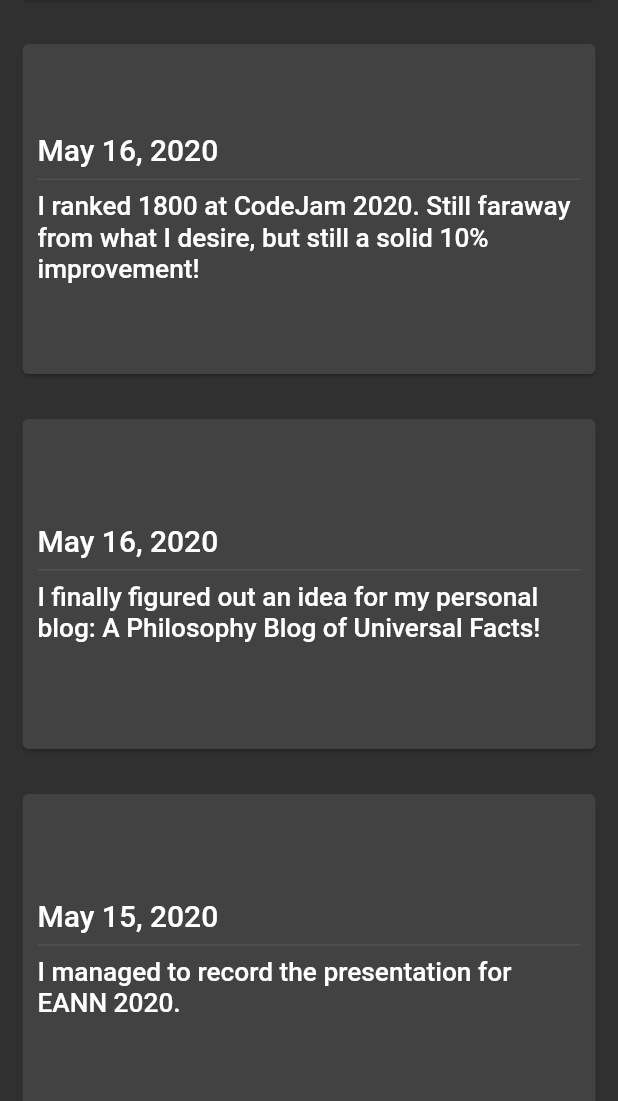
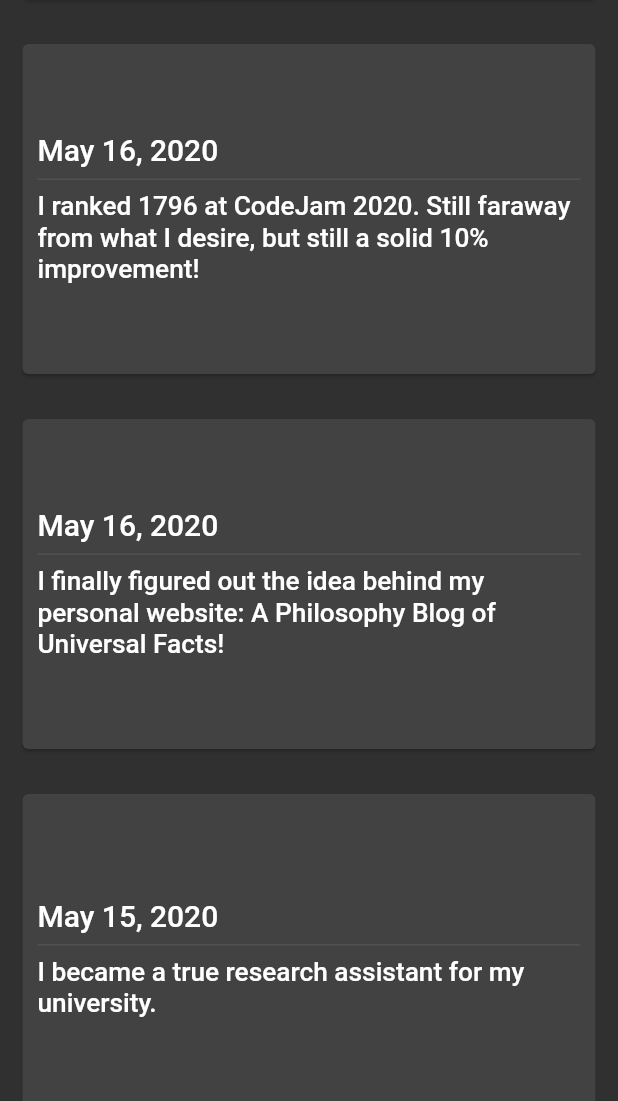
Before and after one commit to duckladydinh/duckladydinh.github.io, a Flutter app: the screen it shows after launch, scrolled down 1152 dp, after a tap on the "account circle" icon, on a phone screen of 412 x 824 dp, the part 135-1236 px from its top. Run offline on Flutter 3.47's test engine with Material 2 defaults, Android fonts, the light colour scheme and no system bars; our stand-ins replace carousel_slider.

Commit message:
update content and reformat

```diff
--- a/lib/api/models.dart
+++ b/lib/api/models.dart
@@ -1,18 +1,4 @@
 import 'package:flutter/material.dart';
-
-abstract class AppData {
-  String getAuthor();
-
-  String getAuthorDayTitle();
-
-  String getAuthorNightTitle();
-
-  List<Idiom> getIdioms();
-
-  List<Event> getEvents();
-
-  String getResumeLocation();
-}
 
 class Idiom {
   final Key key;
--- a/lib/api/providers.dart
+++ b/lib/api/providers.dart
@@ -1,4 +1,19 @@
+import 'package:duckladydinh/api/models.dart';
 import 'package:flutter/material.dart';
+
+abstract class DataProvider {
+  String getAuthor();
+
+  String getAuthorDayTitle();
+
+  String getAuthorNightTitle();
+
+  List<Idiom> getIdioms();
+
+  List<Event> getEvents();
+
+  String getResumeLocation();
+}
 
 class ThemeModeProvider with ChangeNotifier {
   ThemeMode _themeMode;
--- a/lib/data/manual_app_data.dart
+++ b/lib/data/manual_app_data.dart
@@ -1,6 +1,7 @@
 import 'package:duckladydinh/api/models.dart';
+import 'package:duckladydinh/api/providers.dart';
 
-class ManualAppData extends AppData {
+class ManualDataProvider extends DataProvider {
   @override
   String getAuthor() {
     return "Gia Thuan Lam";
@@ -28,7 +29,7 @@
 
   @override
   String getResumeLocation() {
-    return "/assets/static/Lam_Gia_Thuan_CV_3_0.pdf";
+    return "/assets/static/Lam_Gia_Thuan_CV_4_0.pdf";
   }
 }
 
@@ -67,7 +68,8 @@
   ),
   Event(
     date: DateTime(2020, 2, 9),
-    summary: "I thought of making a cute blog and tried my hands on React.",
+    summary:
+        "I thought of a personal website and tried my hands on React + Bulma.",
     story: null,
   ),
   Event(
@@ -87,16 +89,6 @@
     story: null,
   ),
   Event(
-    date: DateTime(2020, 4, 11),
-    summary: "I played with Flutter for the first time.",
-    story: null,
-  ),
-  Event(
-    date: DateTime(2020, 4, 13),
-    summary: "I learnt about gRPC for the first time.",
-    story: null,
-  ),
-  Event(
     date: DateTime(2020, 4, 24),
     summary:
         "I learned of the situation of Google and Corona. Worry, I do, but still with hope!",
@@ -105,7 +97,7 @@
   Event(
     date: DateTime(2020, 4, 26),
     summary:
-        "I finally understood the basics of Go, Flutter and gRPC. They are awesome together.",
+        "I learned the basics of Go, Flutter and gRPC. They are awesome together.",
     story: null,
   ),
   Event(
@@ -114,20 +106,15 @@
     story: null,
   ),
   Event(
-    date: DateTime(2020, 5, 15),
-    summary: "I managed to record the presentation for EANN 2020.",
+    date: DateTime(2020, 5, 16),
+    summary:
+        "I finally figured out the idea behind my personal website: A Philosophy Blog of Universal Facts!",
     story: null,
   ),
   Event(
     date: DateTime(2020, 5, 16),
     summary:
-        "I finally figured out an idea for my personal blog: A Philosophy Blog of Universal Facts!",
-    story: null,
-  ),
-  Event(
-    date: DateTime(2020, 5, 16),
-    summary:
-        "I ranked 1800 at CodeJam 2020. Still faraway from what I desire, but still a solid 10% improvement!",
+        "I ranked 1796 at CodeJam 2020. Still faraway from what I desire, but still a solid 10% improvement!",
     story: null,
   ),
   Event(
@@ -139,7 +126,7 @@
   Event(
     date: DateTime(2020, 5, 18),
     summary:
-        "My first personal blog with Google's stunning Flutter is official released.",
+        "My first personal website with Google's stunning Flutter is official released.",
     story: null,
   ),
 ];
--- a/lib/main.dart
+++ b/lib/main.dart
@@ -1,4 +1,3 @@
-import 'package:duckladydinh/api/models.dart';
 import 'package:duckladydinh/api/providers.dart';
 import 'package:duckladydinh/data/manual_app_data.dart';
 import 'package:duckladydinh/widgets/home.dart';
@@ -6,15 +5,16 @@
 import 'package:provider/provider.dart';
 
 void main() {
-  final AppData appData = ManualAppData();
-
   runApp(MultiProvider(
     providers: [
       ChangeNotifierProvider(
         create: (context) => ThemeModeProvider(ThemeMode.dark),
       ),
       Provider(
-        create: (context) => appData,
+        create: (context) {
+          DataProvider dataProvider = ManualDataProvider();
+          return dataProvider;
+        },
       ),
     ],
     child: App(),
--- a/lib/widgets/home.dart
+++ b/lib/widgets/home.dart
@@ -1,4 +1,4 @@
-import 'package:duckladydinh/api/models.dart';
+import 'package:duckladydinh/api/providers.dart';
 import 'package:duckladydinh/widgets/appbar_title.dart';
 import 'package:duckladydinh/widgets/event_board.dart';
 import 'package:duckladydinh/widgets/idiom_board.dart';
@@ -8,7 +8,7 @@
 
 class Home extends StatelessWidget {
   Widget build(BuildContext context) {
-    final appDataProvider = Provider.of<AppData>(context);
+    final appDataProvider = Provider.of<DataProvider>(context);
 
     return Scaffold(
       appBar: AppBar(
--- a/pubspec.yaml
+++ b/pubspec.yaml
@@ -36,7 +36,7 @@
   uses-material-design: true
 
   assets:
-    - static/Lam_Gia_Thuan_CV_3_0.pdf
+    - static/Lam_Gia_Thuan_CV_4_0.pdf
 
   # An image asset can refer to one or more resolution-specific "variants", see
   # https://flutter.dev/assets-and-images/#resolution-aware.
```
Also changed, not shown: 4 other files.
